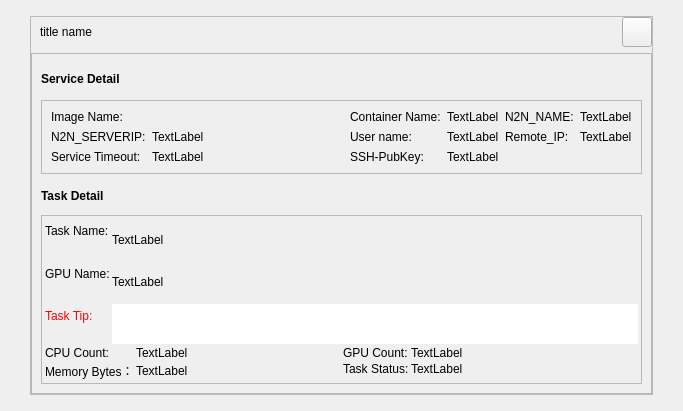
Above: src/qt/forms/servicedetail.ui from MassGrid/MassGrid before the change. Below: the same form after it.
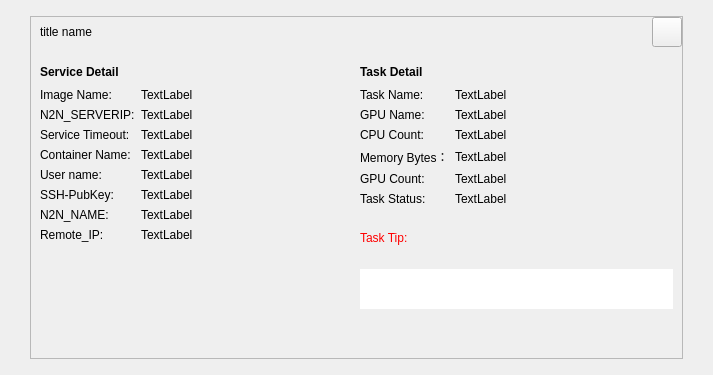
That is the form after the change.

The edit to the form file:
```diff
--- a/src/qt/forms/servicedetail.ui
+++ b/src/qt/forms/servicedetail.ui
@@ -6,8 +6,8 @@
    <rect>
     <x>0</x>
     <y>0</y>
-    <width>683</width>
-    <height>411</height>
+    <width>713</width>
+    <height>375</height>
    </rect>
   </property>
   <property name="windowTitle">
@@ -130,18 +130,20 @@
            </property>
            <item row="0" column="0">
             <widget class="QFrame" name="frame">
+             <property name="styleSheet">
+              <string notr="true">QFrame#frame{
+border:hidden;
+}</string>
+             </property>
              <property name="frameShape">
               <enum>QFrame::StyledPanel</enum>
              </property>
              <property name="frameShadow">
               <enum>QFrame::Raised</enum>
              </property>
-             <layout class="QVBoxLayout" name="verticalLayout_3">
+             <layout class="QHBoxLayout" name="horizontalLayout_4">
               <item>
                <layout class="QVBoxLayout" name="verticalLayout_2">
-                <property name="spacing">
-                 <number>5</number>
-                </property>
                 <item>
                  <layout class="QHBoxLayout" name="horizontalLayout_6">
                   <property name="leftMargin">
@@ -176,52 +178,10 @@
                     </property>
                    </spacer>
                   </item>
-                  <item>
-                   <widget class="QFrame" name="frame_2">
-                    <property name="minimumSize">
-                     <size>
-                      <width>120</width>
-                      <height>32</height>
-                     </size>
-                    </property>
-                    <property name="styleSheet">
-                     <string notr="true">QFrame{
-border:hidden;
-}</string>
-                    </property>
-                    <property name="frameShape">
-                     <enum>QFrame::StyledPanel</enum>
-                    </property>
-                    <property name="frameShadow">
-                     <enum>QFrame::Raised</enum>
-                    </property>
-                   </widget>
-                  </item>
                  </layout>
                 </item>
                 <item>
-                 <widget class="QFrame" name="frame_3">
-                  <property name="minimumSize">
-                   <size>
-                    <width>0</width>
-                    <height>50</height>
-                   </size>
-                  </property>
-                  <property name="frameShape">
-                   <enum>QFrame::StyledPanel</enum>
-                  </property>
-                  <property name="frameShadow">
-                   <enum>QFrame::Raised</enum>
-                  </property>
-                  <layout class="QHBoxLayout" name="horizontalLayout_4">
-                   <item>
-                    <layout class="QFormLayout" name="formLayout_6">
-                     <property name="labelAlignment">
-                      <set>Qt::AlignLeading|Qt::AlignLeft|Qt::AlignVCenter</set>
-                     </property>
-                     <property name="formAlignment">
-                      <set>Qt::AlignLeading|Qt::AlignLeft|Qt::AlignTop</set>
-                     </property>
+                 <layout class="QFormLayout" name="formLayout">
                      <item row="0" column="0">
                       <widget class="QLabel" name="label_6">
                        <property name="sizePolicy">
@@ -244,7 +204,10 @@
                         </sizepolicy>
                        </property>
                        <property name="text">
-                        <string/>
+                     <string>TextLabel</string>
+                    </property>
+                    <property name="textInteractionFlags">
+                     <set>Qt::LinksAccessibleByMouse|Qt::TextSelectableByMouse</set>
                        </property>
                       </widget>
                      </item>
@@ -266,6 +229,9 @@
                        <property name="text">
                         <string>TextLabel</string>
                        </property>
+                    <property name="textInteractionFlags">
+                     <set>Qt::LinksAccessibleByMouse|Qt::TextSelectableByMouse</set>
+                    </property>
                       </widget>
                      </item>
                      <item row="2" column="0">
@@ -286,100 +252,87 @@
                        <property name="text">
                         <string>TextLabel</string>
                        </property>
-                      </widget>
-                     </item>
-                    </layout>
-                   </item>
-                   <item>
-                    <layout class="QHBoxLayout" name="horizontalLayout_2">
-                     <item>
-                      <layout class="QFormLayout" name="formLayout">
-                       <property name="labelAlignment">
-                        <set>Qt::AlignLeading|Qt::AlignLeft|Qt::AlignVCenter</set>
-                       </property>
-                       <property name="formAlignment">
-                        <set>Qt::AlignLeading|Qt::AlignLeft|Qt::AlignTop</set>
-                       </property>
-                       <property name="topMargin">
-                        <number>0</number>
-                       </property>
-                       <item row="0" column="0">
+                    <property name="textInteractionFlags">
+                     <set>Qt::LinksAccessibleByMouse|Qt::TextSelectableByMouse</set>
+                    </property>
+                   </widget>
+                  </item>
+                  <item row="3" column="0">
                         <widget class="QLabel" name="label_4">
                          <property name="text">
                           <string>Container Name:</string>
                          </property>
                         </widget>
                        </item>
-                       <item row="0" column="1">
+                  <item row="3" column="1">
                         <widget class="QLabel" name="label_name">
                          <property name="text">
                           <string>TextLabel</string>
                          </property>
-                        </widget>
-                       </item>
-                       <item row="1" column="0">
+                    <property name="textInteractionFlags">
+                     <set>Qt::LinksAccessibleByMouse|Qt::TextSelectableByMouse</set>
+                    </property>
+                   </widget>
+                  </item>
+                  <item row="4" column="0">
                         <widget class="QLabel" name="label_8">
                          <property name="text">
                           <string>User name:</string>
                          </property>
                         </widget>
                        </item>
-                       <item row="1" column="1">
+                  <item row="4" column="1">
                         <widget class="QLabel" name="label_user">
                          <property name="text">
                           <string>TextLabel</string>
                          </property>
-                        </widget>
-                       </item>
-                       <item row="2" column="0">
+                    <property name="textInteractionFlags">
+                     <set>Qt::LinksAccessibleByMouse|Qt::TextSelectableByMouse</set>
+                    </property>
+                   </widget>
+                  </item>
+                  <item row="5" column="0">
                         <widget class="QLabel" name="label_7">
                          <property name="text">
                           <string>SSH-PubKey:</string>
                          </property>
                         </widget>
                        </item>
-                       <item row="2" column="1">
+                  <item row="5" column="1">
                         <widget class="QLabel" name="label_ssh_pubkey">
                          <property name="text">
                           <string>TextLabel</string>
                          </property>
-                        </widget>
-                       </item>
-                      </layout>
-                     </item>
-                     <item>
-                      <layout class="QFormLayout" name="formLayout_2">
-                       <property name="labelAlignment">
-                        <set>Qt::AlignLeading|Qt::AlignLeft|Qt::AlignVCenter</set>
-                       </property>
-                       <property name="formAlignment">
-                        <set>Qt::AlignLeading|Qt::AlignLeft|Qt::AlignTop</set>
-                       </property>
-                       <property name="topMargin">
-                        <number>0</number>
-                       </property>
-                       <item row="0" column="0">
+                    <property name="textInteractionFlags">
+                     <set>Qt::LinksAccessibleByMouse|Qt::TextSelectableByMouse</set>
+                    </property>
+                   </widget>
+                  </item>
+                  <item row="6" column="0">
                         <widget class="QLabel" name="label_5">
                          <property name="text">
                           <string>N2N_NAME:</string>
                          </property>
                         </widget>
                        </item>
-                       <item row="0" column="1">
+                  <item row="6" column="1">
                         <widget class="QLabel" name="label_n2n_name">
                          <property name="text">
                           <string>TextLabel</string>
                          </property>
-                        </widget>
-                       </item>
-                       <item row="1" column="0">
+                    <property name="textInteractionFlags">
+                     <set>Qt::LinksAccessibleByMouse|Qt::TextSelectableByMouse</set>
+                    </property>
+                   </widget>
+                  </item>
+                  <item row="7" column="0">
                         <widget class="QLabel" name="label_14">
                          <property name="text">
                           <string>Remote_IP:</string>
                          </property>
                         </widget>
                        </item>
-                       <item row="1" column="1">
+                  <item row="7" column="1">
                         <widget class="QLabel" name="label_n2n_localip">
                          <property name="maximumSize">
                           <size>
@@ -390,28 +343,44 @@
                          <property name="text">
                           <string>TextLabel</string>
                          </property>
-                        </widget>
-                       </item>
-                      </layout>
+                    <property name="textInteractionFlags">
+                     <set>Qt::LinksAccessibleByMouse|Qt::TextSelectableByMouse</set>
+                    </property>
+                   </widget>
+                  </item>
+                  <item row="8" column="0">
+                   <spacer name="verticalSpacer">
+                    <property name="orientation">
+                     <enum>Qt::Vertical</enum>
+                    </property>
+                    <property name="sizeHint" stdset="0">
+                     <size>
+                      <width>20</width>
+                      <height>40</height>
+                     </size>
+                    </property>
+                   </spacer>
                      </item>
                     </layout>
                    </item>
                   </layout>
-                 </widget>
-                </item>
-               </layout>
-              </item>
+              </item>
               <item>
-               <layout class="QVBoxLayout" name="verticalLayout_7" stretch="1,10">
-                <property name="spacing">
-                 <number>3</number>
-                </property>
+               <layout class="QVBoxLayout" name="verticalLayout_4">
                 <item>
-                 <widget class="QLabel" name="label_3">
+                 <layout class="QHBoxLayout" name="horizontalLayout_2">
+                  <item>
+                   <widget class="QLabel" name="label_112">
                   <property name="minimumSize">
                    <size>
                     <width>0</width>
-                    <height>32</height>
+                      <height>0</height>
+                     </size>
+                    </property>
+                    <property name="maximumSize">
+                     <size>
+                      <width>16777215</width>
+                      <height>20</height>
                    </size>
                   </property>
                   <property name="font">
@@ -426,43 +395,22 @@
                  </widget>
                 </item>
                 <item>
-                 <widget class="QFrame" name="frame_4">
-                  <property name="frameShape">
-                   <enum>QFrame::StyledPanel</enum>
-                  </property>
-                  <property name="frameShadow">
-                   <enum>QFrame::Raised</enum>
-                  </property>
-                  <layout class="QVBoxLayout" name="verticalLayout_5">
-                   <property name="spacing">
-                    <number>2</number>
-                   </property>
-                   <property name="leftMargin">
-                    <number>3</number>
-                   </property>
-                   <property name="topMargin">
-                    <number>3</number>
-                   </property>
-                   <property name="rightMargin">
-                    <number>3</number>
-                   </property>
-                   <property name="bottomMargin">
-                    <number>3</number>
-                   </property>
+                   <spacer name="horizontalSpacer_4">
+                    <property name="orientation">
+                     <enum>Qt::Horizontal</enum>
+                    </property>
+                    <property name="sizeHint" stdset="0">
+                     <size>
+                      <width>40</width>
+                      <height>20</height>
+                     </size>
+                    </property>
+                   </spacer>
+                  </item>
+                 </layout>
+                </item>
                    <item>
-                    <layout class="QFormLayout" name="formLayout_8">
-                     <property name="labelAlignment">
-                      <set>Qt::AlignLeading|Qt::AlignLeft|Qt::AlignVCenter</set>
-                     </property>
-                     <property name="formAlignment">
-                      <set>Qt::AlignLeading|Qt::AlignLeft|Qt::AlignTop</set>
-                     </property>
-                     <property name="horizontalSpacing">
-                      <number>-1</number>
-                     </property>
-                     <property name="verticalSpacing">
-                      <number>2</number>
-                     </property>
+                 <layout class="QFormLayout" name="formLayout_3">
                      <item row="0" column="0">
                       <widget class="QLabel" name="label_10">
                        <property name="text">
@@ -481,6 +429,9 @@
                        <property name="text">
                         <string>TextLabel</string>
                        </property>
+                    <property name="textInteractionFlags">
+                     <set>Qt::LinksAccessibleByMouse|Qt::TextSelectableByMouse</set>
+                    </property>
                       </widget>
                      </item>
                      <item row="1" column="0">
@@ -501,132 +452,145 @@
                        <property name="text">
                         <string>TextLabel</string>
                        </property>
-                      </widget>
-                     </item>
-                     <item row="2" column="1">
-                      <widget class="QTextEdit" name="textEdit_taskErr">
-                       <property name="maximumSize">
-                        <size>
-                         <width>16777215</width>
-                         <height>40</height>
-                        </size>
-                       </property>
-                       <property name="styleSheet">
-                        <string notr="true">background-color:&quot;transparent&quot;;
-border:hidden;
-color:red;</string>
-                       </property>
-                       <property name="readOnly">
-                        <bool>true</bool>
+                    <property name="textInteractionFlags">
+                     <set>Qt::LinksAccessibleByMouse|Qt::TextSelectableByMouse</set>
                        </property>
                       </widget>
                      </item>
                      <item row="2" column="0">
-                      <widget class="QLabel" name="label_17">
-                       <property name="styleSheet">
-                        <string notr="true">color:red;</string>
-                       </property>
-                       <property name="text">
-                        <string>Task Tip:</string>
-                       </property>
-                      </widget>
-                     </item>
-                    </layout>
-                   </item>
-                   <item>
-                    <layout class="QHBoxLayout" name="horizontalLayout_3">
-                     <item>
-                      <layout class="QFormLayout" name="formLayout_3">
-                       <property name="labelAlignment">
-                        <set>Qt::AlignLeading|Qt::AlignLeft|Qt::AlignVCenter</set>
-                       </property>
-                       <property name="formAlignment">
-                        <set>Qt::AlignLeading|Qt::AlignLeft|Qt::AlignTop</set>
-                       </property>
-                       <property name="verticalSpacing">
-                        <number>2</number>
-                       </property>
-                       <property name="topMargin">
-                        <number>0</number>
-                       </property>
-                       <item row="0" column="0">
                         <widget class="QLabel" name="label_11">
                          <property name="text">
                           <string>CPU Count:</string>
                          </property>
                         </widget>
                        </item>
-                       <item row="0" column="1">
+                  <item row="2" column="1">
                         <widget class="QLabel" name="label_cpuCount">
                          <property name="text">
                           <string>TextLabel</string>
                          </property>
-                        </widget>
-                       </item>
-                       <item row="1" column="0">
+                    <property name="textInteractionFlags">
+                     <set>Qt::LinksAccessibleByMouse|Qt::TextSelectableByMouse</set>
+                    </property>
+                   </widget>
+                  </item>
+                  <item row="3" column="0">
                         <widget class="QLabel" name="label_12">
                          <property name="text">
                           <string>Memory Bytes：</string>
                          </property>
                         </widget>
                        </item>
-                       <item row="1" column="1">
+                  <item row="3" column="1">
                         <widget class="QLabel" name="label_memoryBytes">
                          <property name="text">
                           <string>TextLabel</string>
                          </property>
-                        </widget>
-                       </item>
-                      </layout>
-                     </item>
-                     <item>
-                      <layout class="QFormLayout" name="formLayout_4">
-                       <property name="labelAlignment">
-                        <set>Qt::AlignLeading|Qt::AlignLeft|Qt::AlignVCenter</set>
-                       </property>
-                       <property name="formAlignment">
-                        <set>Qt::AlignLeading|Qt::AlignLeft|Qt::AlignTop</set>
-                       </property>
-                       <property name="verticalSpacing">
-                        <number>2</number>
-                       </property>
-                       <property name="topMargin">
-                        <number>0</number>
-                       </property>
-                       <item row="0" column="0">
+                    <property name="textInteractionFlags">
+                     <set>Qt::LinksAccessibleByMouse|Qt::TextSelectableByMouse</set>
+                    </property>
+                   </widget>
+                  </item>
+                  <item row="4" column="0">
                         <widget class="QLabel" name="label_15">
                          <property name="text">
                           <string>GPU Count:</string>
                          </property>
                         </widget>
                        </item>
-                       <item row="0" column="1">
+                  <item row="4" column="1">
                         <widget class="QLabel" name="label_GPUCount">
                          <property name="text">
                           <string>TextLabel</string>
                          </property>
-                        </widget>
-                       </item>
-                       <item row="1" column="0">
+                    <property name="textInteractionFlags">
+                     <set>Qt::LinksAccessibleByMouse|Qt::TextSelectableByMouse</set>
+                    </property>
+                   </widget>
+                  </item>
+                  <item row="5" column="0">
                         <widget class="QLabel" name="label_16">
                          <property name="text">
                           <string>Task Status:</string>
                          </property>
                         </widget>
                        </item>
-                       <item row="1" column="1">
+                  <item row="5" column="1">
                         <widget class="QLabel" name="label_taskStatus">
                          <property name="text">
                           <string>TextLabel</string>
                          </property>
+                    <property name="textInteractionFlags">
+                     <set>Qt::LinksAccessibleByMouse|Qt::TextSelectableByMouse</set>
+                    </property>
                         </widget>
                        </item>
                       </layout>
                      </item>
-                    </layout>
-                   </item>
-                  </layout>
-                 </widget>
+                <item>
+                 <layout class="QVBoxLayout" name="verticalLayout_3" stretch="1,10,0">
+                  <property name="sizeConstraint">
+                   <enum>QLayout::SetDefaultConstraint</enum>
+                  </property>
+                  <item>
+                   <layout class="QHBoxLayout" name="horizontalLayout_3">
+                    <item>
+                     <widget class="QLabel" name="label_17">
+                      <property name="styleSheet">
+                       <string notr="true">color:red;</string>
+                      </property>
+                      <property name="text">
+                       <string>Task Tip:</string>
+                      </property>
+                     </widget>
+                    </item>
+                    <item>
+                     <spacer name="horizontalSpacer_3">
+                      <property name="orientation">
+                       <enum>Qt::Horizontal</enum>
+                      </property>
+                      <property name="sizeHint" stdset="0">
+                       <size>
+                        <width>40</width>
+                        <height>20</height>
+                       </size>
+                      </property>
+                     </spacer>
+                    </item>
+                   </layout>
+                  </item>
+                  <item>
+                   <widget class="QTextEdit" name="textEdit_taskErr">
+                    <property name="maximumSize">
+                     <size>
+                      <width>16777215</width>
+                      <height>40</height>
+                     </size>
+                    </property>
+                    <property name="styleSheet">
+                     <string notr="true">background-color:&quot;transparent&quot;;
+border:hidden;
+color:red;</string>
+                    </property>
+                    <property name="readOnly">
+                     <bool>true</bool>
+                    </property>
+                   </widget>
+                  </item>
+                  <item>
+                   <spacer name="verticalSpacer_2">
+                    <property name="orientation">
+                     <enum>Qt::Vertical</enum>
+                    </property>
+                    <property name="sizeHint" stdset="0">
+                     <size>
+                      <width>20</width>
+                      <height>40</height>
+                     </size>
+                    </property>
+                   </spacer>
+                  </item>
+                 </layout>
                 </item>
                </layout>
               </item>
```
Lines whose indentation alone changed are shown as unchanged.
